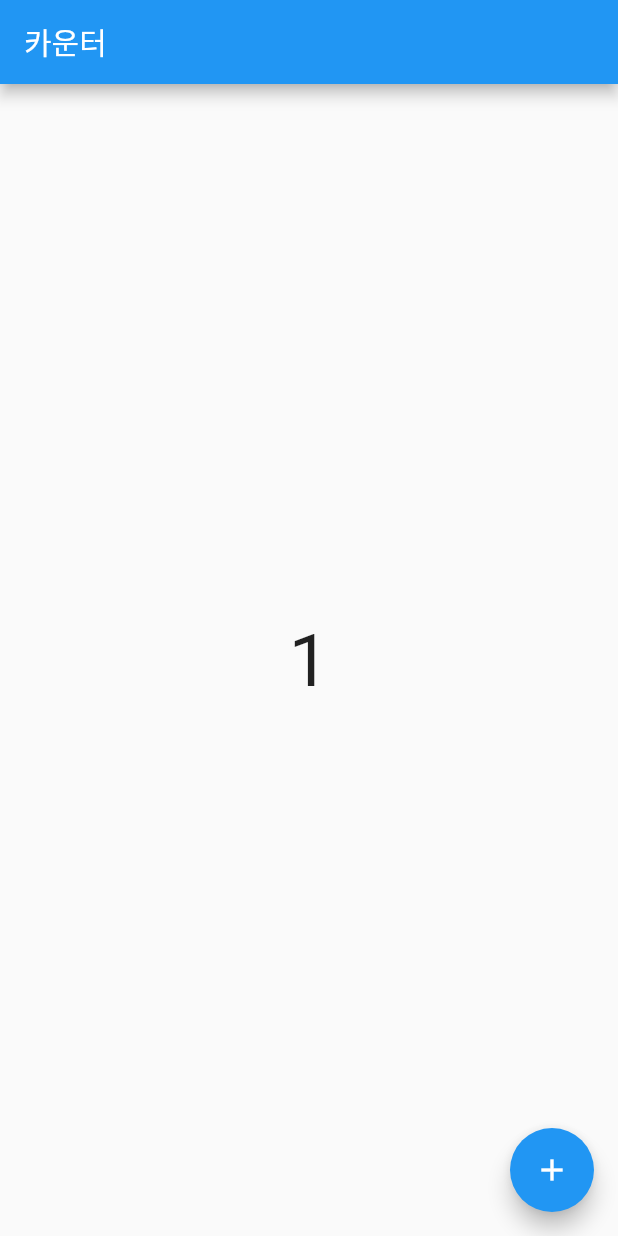
After one commit to neoplay1120/kakao_t_ui_dxam, a Flutter app: the screen it shows after launch, on a phone screen of 412 x 824 dp. The commit adds this screen. Run offline on Flutter 3.47's test engine with Material 2 defaults, Android fonts, the phone set to English and light mode, and no system bars.

Commit message:
카운터 앱 완료

```diff
--- a/lib/main.dart
+++ b/lib/main.dart
@@ -6,6 +6,7 @@
 //초기 프로젝트 설정 변경 web>pubspec.yaml
 //
 import 'package:flutter/material.dart';
+import 'package:kakao_t_ui_dxam/ui/counter/counter_screen.dart';
 import 'package:kakao_t_ui_dxam/ui/home/home_screen.dart';
 //stless 를 치면 아래에 것이 나온다
 //stless
@@ -27,7 +28,7 @@ class MyApp extends StatelessWidget {
 
         primarySwatch: Colors.blue,
       ),
-      home: HomeScreen(),
+      home: CounterScreen(),
     );
   }
 }
--- /dev/null
+++ b/lib/ui/counter/counter_screen.dart
@@ -0,0 +1,40 @@
+import 'package:flutter/material.dart';
+
+class CounterScreen extends StatefulWidget {
+  const CounterScreen({Key key}) : super(key: key);
+
+  @override
+  State<CounterScreen> createState() => _CounterScreenState();
+}
+
+class _CounterScreenState extends State<CounterScreen> {
+
+  int _count = 1;
+
+  @override
+  Widget build(BuildContext context) {
+    return Scaffold(
+      appBar: AppBar(
+        title: Text('카운터'),
+      ),
+      body: _buildBody(),
+      floatingActionButton: FloatingActionButton(
+        onPressed: () {
+          setState(() {
+            _count++;
+          });
+        },
+        child: Icon(Icons.add),
+      ),
+    );
+  }
+
+  Widget _buildBody() {
+    return Center(
+      child: Text(
+        '$_count',
+        style: TextStyle(fontSize: 48),
+      ),
+    );
+  }
+}
```
